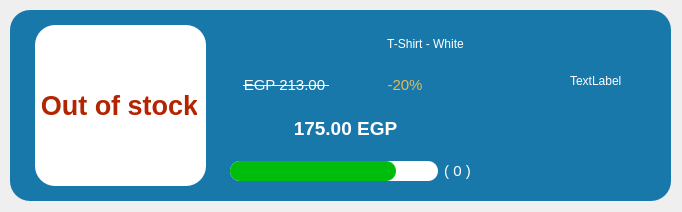
Qt form DokanOnlineMarket/ProductGuiWidget_2.ui (Hossam-H22/Dokan_OnlineMarket) before a commit.
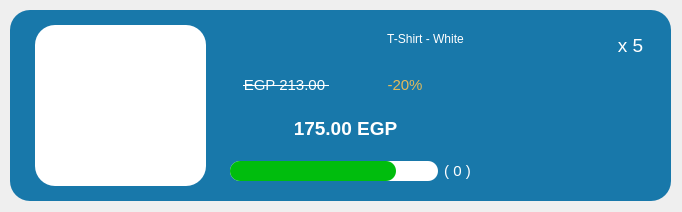
The same form after that commit. Icons and pictures are not drawn.

Patch:
```diff
--- a/DokanOnlineMarket/ProductGuiWidget_2.ui
+++ b/DokanOnlineMarket/ProductGuiWidget_2.ui
@@ -69,9 +69,9 @@
     <property name="geometry">
      <rect>
       <x>210</x>
-      <y>18</y>
+      <y>8</y>
       <width>411</width>
-      <height>31</height>
+      <height>41</height>
      </rect>
     </property>
     <property name="sizePolicy">
@@ -192,9 +192,9 @@
     <property name="geometry">
      <rect>
       <x>32</x>
-      <y>70</y>
+      <y>30</y>
       <width>155</width>
-      <height>51</height>
+      <height>131</height>
      </rect>
     </property>
     <property name="font">
@@ -211,7 +211,10 @@
  </string>
     </property>
     <property name="text">
-     <string>Out of stock</string>
+     <string/>
+    </property>
+    <property name="pixmap">
+     <pixmap resource="Resources.qrc">:/img/assets/img/icons/out-of-stock-icon-1.png</pixmap>
     </property>
     <property name="scaledContents">
      <bool>true</bool>
@@ -393,14 +396,23 @@
    <widget class="QLabel" name="label">
     <property name="geometry">
      <rect>
-      <x>560</x>
-      <y>60</y>
+      <x>590</x>
+      <y>25</y>
       <width>61</width>
       <height>21</height>
      </rect>
     </property>
+    <property name="font">
+     <font>
+      <pointsize>14</pointsize>
+      <bold>false</bold>
+     </font>
+    </property>
     <property name="text">
-     <string>TextLabel</string>
+     <string>x 5</string>
+    </property>
+    <property name="alignment">
+     <set>Qt::AlignCenter</set>
     </property>
    </widget>
   </widget>
```
